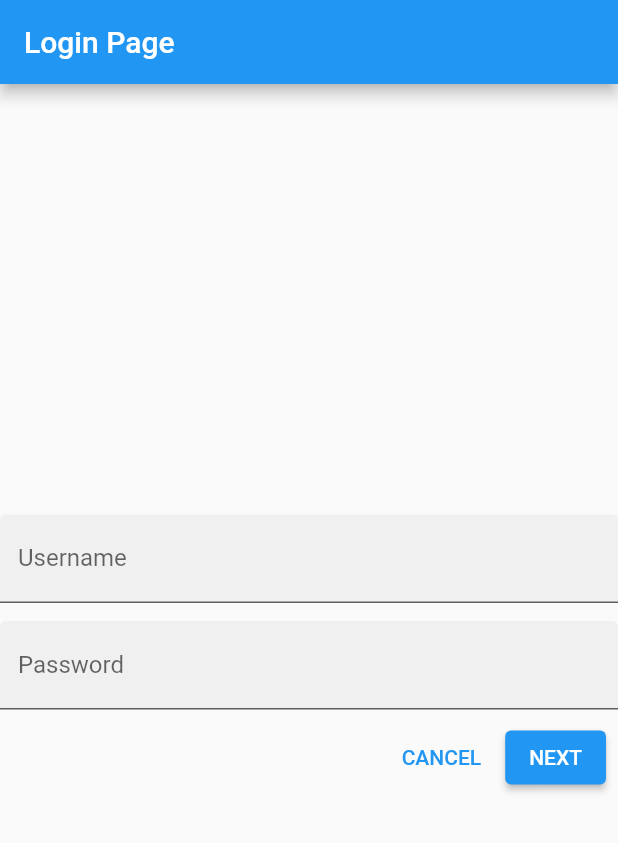
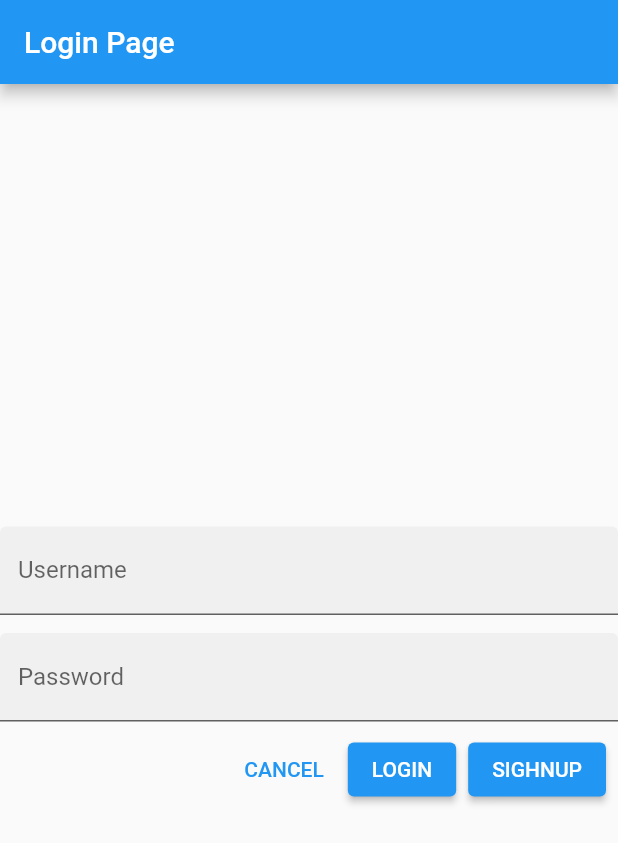
Before and after one commit to fu-yuta/authentication_frontend, a Flutter app: the screen it shows after launch, on a phone screen of 412 x 824 dp. Shown: the top 843 px of the screen. Run offline on Flutter 3.47's test engine with Material 2 defaults, Android fonts, the phone set to English and light mode, and no system bars.

Commit message:
loginのリクエストを追加

```diff
--- a/lib/main.dart
+++ b/lib/main.dart
@@ -1,3 +1,4 @@
+import 'package:authentication_frontend/requester/requester.dart';
 import 'package:flutter/material.dart';
 
 void main() {
@@ -30,6 +31,12 @@
 }
 
 class _LoginPageState extends State<LoginPage> {
+  final _userNameTextController = TextEditingController();
+  final _passwordNameTextController = TextEditingController();
+  final FocusNode _userNamefocusNode = FocusNode();
+  final FocusNode _passwordNameFocusNode = FocusNode();
+  var _errorMessage = "";
+
   @override
   Widget build(BuildContext context) {
     return Scaffold(
@@ -40,18 +47,23 @@
         child: Column(
           mainAxisAlignment: MainAxisAlignment.center,
           children: [
+            Text(_errorMessage, style: const TextStyle(color: Colors.red)),
             TextField(
+              controller: _userNameTextController,
               decoration: const InputDecoration(
                 filled: true,
                 labelText: 'Username',
               ),
+              focusNode: _userNamefocusNode,
             ),
             const SizedBox(height: 12.0),
             TextField(
+              controller: _passwordNameTextController,
               decoration: const InputDecoration(
                 filled: true,
                 labelText: 'Password',
               ),
+              focusNode: _passwordNameFocusNode,
               obscureText: true,
             ),
             ButtonBar(
@@ -59,12 +71,31 @@
                 TextButton(
                   child: const Text('CANCEL'),
                   onPressed: () {
+                    _userNameTextController.clear();
+                    _passwordNameTextController.clear();
                   },
                 ),
                 ElevatedButton(
-                  child: const Text('NEXT'),
-                  onPressed: () {
-                  },
+                    child: const Text('LOGIN'),
+                    onPressed: () {
+                      Requester()
+                          .loginRequester(_userNameTextController.text,
+                              _passwordNameTextController.text)
+                          .then((accessToken) {
+                        debugPrint(accessToken);
+                      }).onError((error, stackTrace) {
+                        debugPrint(error.toString());
+                        debugPrint("ログインに失敗しました。ユーザー名かパスワードが間違っています。");
+                        _userNameTextController.clear();
+                        _passwordNameTextController.clear();
+                        setState(() {
+                          _errorMessage = "ログインに失敗しました。ユーザー名かパスワードが間違っています。";
+                        });
+                      });
+                    }),
+                ElevatedButton(
+                  child: const Text('SIGHNUP'),
+                  onPressed: () {},
                 ),
               ],
             ),
--- /dev/null
+++ b/lib/requester/requester.dart
@@ -0,0 +1,60 @@
+import 'package:flutter/material.dart';
+import 'package:http/http.dart' as http;
+import 'dart:convert';
+
+class Requester {
+  String accessToken = "";
+  String refreshToken = "";
+  String uri = "http://localhost:8080/v1/";
+  Map<String, String> headers = {
+    "Content-Type": "application/json",
+  };
+
+  Requester() {
+    accessToken = "";
+    refreshToken = "";
+    headers["Authorization"] = accessToken;
+  }
+
+  Future<String> loginRequester(String name, String password) async {
+    var loginUri = uri + "auth/login";
+
+    var request = LoginRequest(name: name, password: password);
+
+    final response = await http.post(Uri.parse(loginUri),
+        body: json.encode(request.toJson()), headers: headers);
+
+    if (response.statusCode == 200) {
+      Map<String, dynamic> decoded = json.decode(response.body);
+      var loginResponse = LoginResponse.fromJson(decoded);
+      // debugPrint(loginResponse.accessToken);
+      return loginResponse.accessToken;
+    } else {
+      throw Exception("Login Error");
+    }
+  }
+}
+
+class LoginResponse {
+  final String accessToken;
+  final String refreshToken;
+
+  LoginResponse.fromJson(Map<String, dynamic> json)
+      : accessToken = json['access_token'],
+        refreshToken = json['refresh_token'];
+}
+
+class LoginRequest {
+  final String name;
+  final String password;
+
+  LoginRequest({
+    this.name = "",
+    this.password = "",
+  });
+
+  Map<String, dynamic> toJson() => {
+        'password': password,
+        'user_name': name,
+      };
+}
--- a/pubspec.yaml
+++ b/pubspec.yaml
@@ -34,6 +34,7 @@ dependencies:
   # The following adds the Cupertino Icons font to your application.
   # Use with the CupertinoIcons class for iOS style icons.
   cupertino_icons: ^1.0.2
+  http: ^0.13.4
 
 dev_dependencies:
   flutter_test:
```
Also changed, not shown: pubspec.lock.
